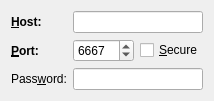
Above: trunk/Quazaa/Chat/IRC/wizard/serverwizardpage.ui from c3c/quazaa before the change. Below: the same form after it.
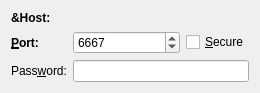
That is the form after the change.

Commit message: Created CompleterLineEdit and rewrote Irc connection wizard. Made it possible to send Irc commands as regular messages by using // instead of /.

```diff
--- a/trunk/Quazaa/Chat/IRC/wizard/serverwizardpage.ui
+++ b/trunk/Quazaa/Chat/IRC/wizard/serverwizardpage.ui
@@ -2,6 +2,14 @@
 <ui version="4.0">
  <class>ServerWizardPage</class>
  <widget class="QWizardPage" name="ServerWizardPage">
+  <property name="geometry">
+   <rect>
+    <x>0</x>
+    <y>0</y>
+    <width>260</width>
+    <height>92</height>
+   </rect>
+  </property>
   <property name="title">
    <string>Server details</string>
   </property>
@@ -20,19 +28,6 @@
      <property name="text">
       <string>&amp;Host:</string>
      </property>
-     <property name="buddy">
-      <cstring>lineEditHost</cstring>
-     </property>
-    </widget>
-   </item>
-   <item row="0" column="1">
-    <widget class="QLineEdit" name="lineEditHost">
-     <property name="whatsThis">
-      <string>Entering a server host is mandatory. The connection is established to the given server host and port.</string>
-     </property>
-     <property name="inputMethodHints">
-      <set>Qt::ImhNoAutoUppercase|Qt::ImhUrlCharactersOnly</set>
-     </property>
     </widget>
    </item>
    <item row="1" column="0">
```
Left out of the diff: 13 changed lines with no effect on the pictures. The commit also changes 22 other files.
